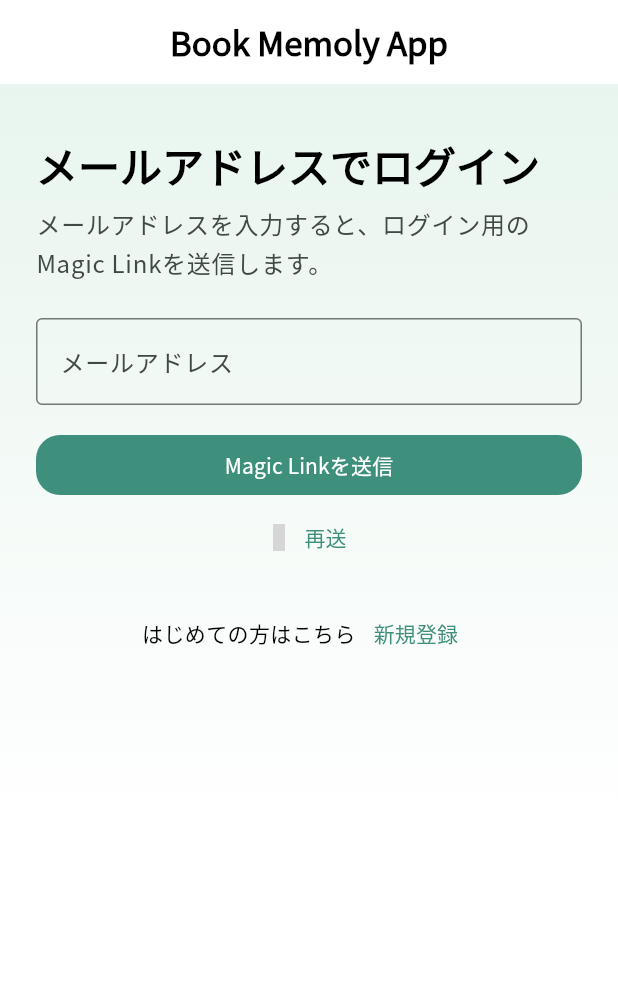
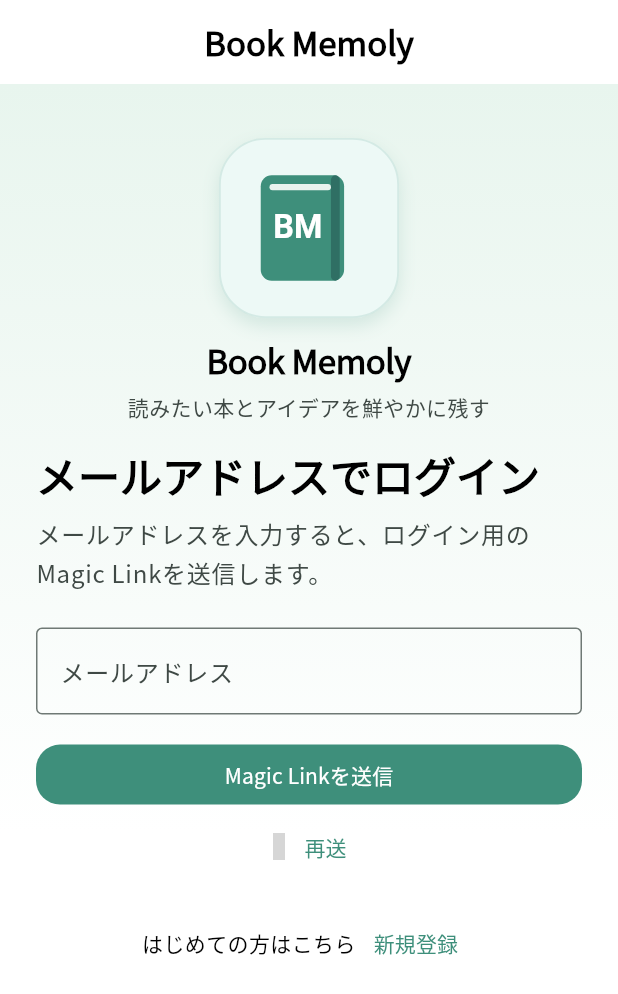
Before and after one commit to sekinet813/book-memoly-app, a Flutter app: the screen it shows after launch, on a phone screen of 412 x 824 dp. Shown: the top 994 px of the screen. Run offline on Flutter 3.47's test engine with Material 3 defaults, Android fonts, the light colour scheme and no system bars; our stand-ins replace dio, drift, fl_chart, flex_color_scheme, flutter_svg, freezed_annotation and 7 more; accounts and stored records are empty; generated files the repository leaves out were written again; grey boxes are pictures that could not be loaded.

Commit message:
Use SVG logo for splash and launcher

```diff
--- /dev/null
+++ b/lib/core/widgets/app_logo.dart
@@ -0,0 +1,80 @@
+import 'package:flutter/material.dart';
+import 'package:flutter_svg/flutter_svg.dart';
+
+class AppLogo extends StatelessWidget {
+  const AppLogo({
+    super.key,
+    this.size = 120,
+    this.showWordmark = true,
+    this.subtitle,
+  });
+
+  final double size;
+  final bool showWordmark;
+  final String? subtitle;
+
+  @override
+  Widget build(BuildContext context) {
+    final colorScheme = Theme.of(context).colorScheme;
+    final surfaceBlend = Color.lerp(
+      colorScheme.surface,
+      colorScheme.primaryContainer,
+      0.2,
+    );
+
+    final logo = Container(
+      width: size,
+      height: size,
+      decoration: BoxDecoration(
+        color: surfaceBlend,
+        borderRadius: BorderRadius.circular(size * 0.26),
+        boxShadow: [
+          BoxShadow(
+            color: colorScheme.primary.withOpacity(0.16),
+            blurRadius: size * 0.08,
+            offset: Offset(0, size * 0.04),
+          ),
+        ],
+        border: Border.all(
+          color: colorScheme.primary.withOpacity(0.14),
+          width: 1.2,
+        ),
+      ),
+      child: Padding(
+        padding: EdgeInsets.all(size * 0.1),
+        child: SvgPicture.asset(
+          'img/icon.svg',
+          width: size * 0.8,
+          height: size * 0.8,
+        ),
+      ),
+    );
+
+    return Column(
+      mainAxisSize: MainAxisSize.min,
+      children: [
+        logo,
+        if (showWordmark) ...[
+          SizedBox(height: size * 0.12),
+          Text(
+            'Book Memoly',
+            style: Theme.of(context).textTheme.titleLarge?.copyWith(
+                  fontWeight: FontWeight.w900,
+                  letterSpacing: -0.3,
+                ),
+          ),
+          if (subtitle != null) ...[
+            const SizedBox(height: 6),
+            Text(
+              subtitle!,
+              textAlign: TextAlign.center,
+              style: Theme.of(context).textTheme.bodyMedium?.copyWith(
+                    color: colorScheme.onSurfaceVariant,
+                  ),
+            ),
+          ],
+        ],
+      ],
+    );
+  }
+}
--- a/lib/features/auth/login_page.dart
+++ b/lib/features/auth/login_page.dart
@@ -9,6 +9,7 @@ import '../../core/theme/tokens/spacing.dart';
 import '../../core/theme/tokens/text_styles.dart';
 import '../../core/widgets/app_page.dart';
 import '../../core/widgets/common_button.dart';
+import '../../core/widgets/app_logo.dart';
 import '../../shared/constants/app_constants.dart';
 import '../../shared/constants/app_icons.dart';
 
@@ -86,6 +87,12 @@ class _LoginPageState extends ConsumerState<LoginPage> {
       child: Column(
         crossAxisAlignment: CrossAxisAlignment.start,
         children: [
+          Center(
+            child: AppLogo(
+              subtitle: '読みたい本とアイデアを鮮やかに残す',
+            ),
+          ),
+          const SizedBox(height: AppSpacing.large),
           Text(
             'メールアドレスでログイン',
             style: AppTextStyles.pageTitle(context),
--- a/lib/shared/constants/app_constants.dart
+++ b/lib/shared/constants/app_constants.dart
@@ -3,5 +3,5 @@ class AppConstants {
   static const String googleBooksApiBaseUrl = 'https://www.googleapis.com/books/v1';
 
   // App Settings
-  static const String appName = 'Book Memoly App';
+  static const String appName = 'Book Memoly';
 }
```
Also changed, not shown: lib/features/settings/settings_feature.dart (+50 -0 lines), pubspec.yaml (+28 -0 lines), img/icon.svg.
